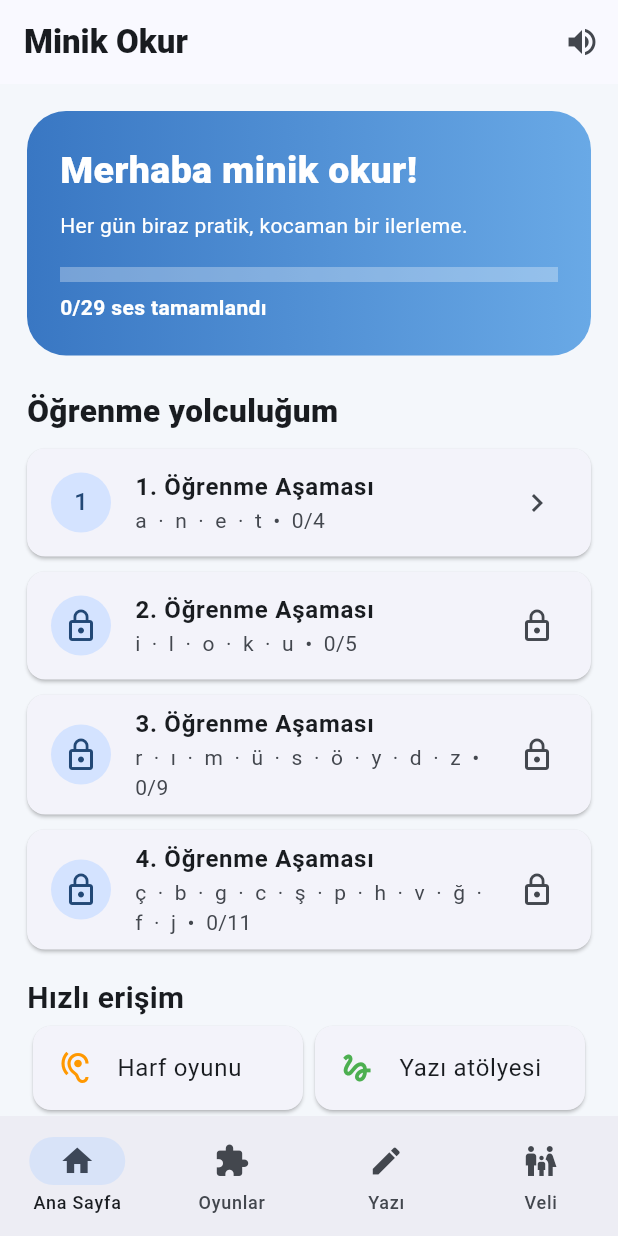
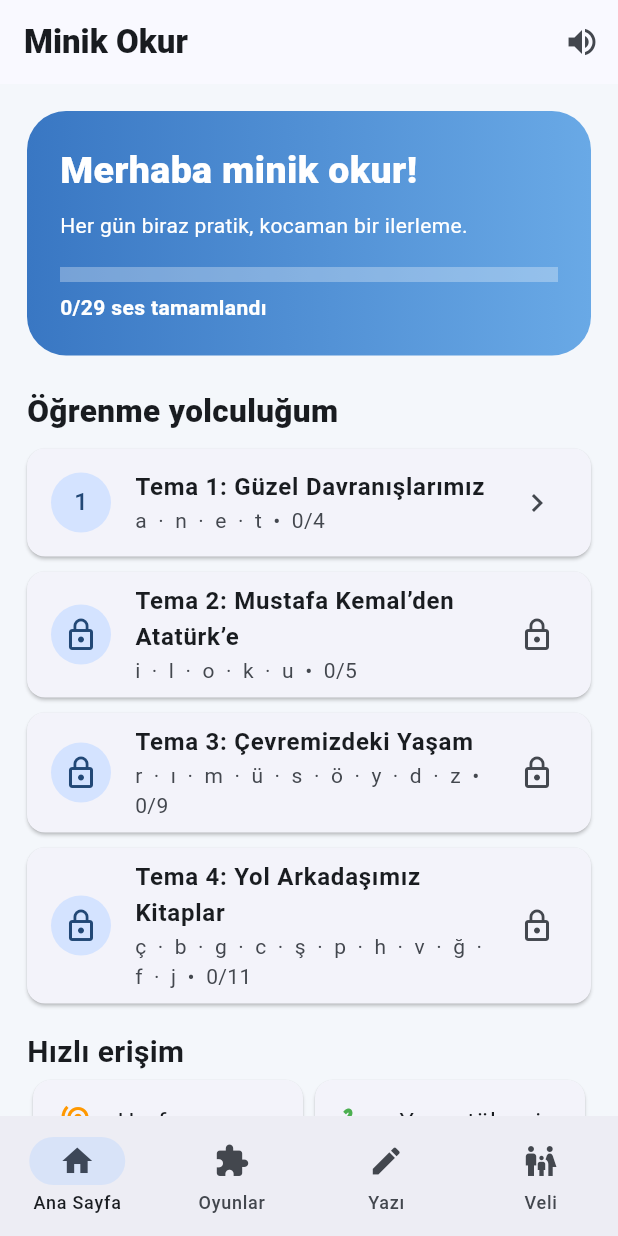
Before and after one commit to csprofesor/okumayazma, a Flutter app: the screen it shows after launch, on a phone screen of 412 x 824 dp. Run offline on Flutter 3.47's test engine with Material 3 defaults, Android fonts, the phone set to English and light mode, and no system bars; our stand-ins replace flutter_tts, shared_preferences.

Commit message:
Show official first-grade theme names in lesson navigation

```diff
--- a/lib/main.dart
+++ b/lib/main.dart
@@ -21,6 +21,12 @@ const groups = [
  ['i','l','o','k','u'],
  ['r','ı','m','ü','s','ö','y','d','z'],
  ['ç','b','g','c','ş','p','h','v','ğ','f','j'],
+];
+const themeNames = [
+ 'Güzel Davranışlarımız',
+ 'Mustafa Kemal’den Atatürk’e',
+ 'Çevremizdeki Yaşam',
+ 'Yol Arkadaşımız Kitaplar',
 ];
 const words = [
  ['an','ana','anne','at','et','ten','net','nane'],
@@ -83,7 +89,7 @@ class _HomeState extends State<Home> {
   ])),
   const SizedBox(height:22),const Text('Öğrenme yolculuğum',style:TextStyle(fontSize:21,fontWeight:FontWeight.w900)),
   ...List.generate(groups.length,(i){ final unlocked=i==0||groups.take(i).every((g)=>g.every(done.contains)); final count=groups[i].where(done.contains).length; return Card(margin:const EdgeInsets.only(top:10),child:ListTile(
-   leading:CircleAvatar(child:unlocked?Text('${i+1}'):const Icon(Icons.lock_outline)),title:Text('${i+1}. Öğrenme Aşaması',style:const TextStyle(fontWeight:FontWeight.bold)),
+   leading:CircleAvatar(child:unlocked?Text('${i+1}'):const Icon(Icons.lock_outline)),title:Text('Tema ${i+1}: ${themeNames[i]}',style:const TextStyle(fontWeight:FontWeight.bold)),
    subtitle:Text('${groups[i].join('  ·  ')}  •  $count/${groups[i].length}'),trailing:Icon(unlocked?Icons.chevron_right:Icons.lock_outline),
    onTap:unlocked?()=>Navigator.push(context,MaterialPageRoute(builder:(_)=>GroupScreen(index:i,onDone:load))):null,
   ));}),
@@ -101,7 +107,7 @@ class _GroupScreenState extends State<GroupScreen>{
  @override void initState(){super.initState();refresh();}
  Future<void> refresh()async{done=await readProgress();if(mounted)setState((){});}
  @override Widget build(BuildContext context)=>Scaffold(
-  appBar:AppBar(title:Text('${widget.index+1}. Öğrenme Aşaması')),
+  appBar:AppBar(title:Text('Tema ${widget.index+1}')),
   body:ListView(padding:const EdgeInsets.all(18),children:[
    const Text('Harfleri sırayla öğren. Harf adına dokunarak dinle; kelimeleri de sesli tekrar et.',style:TextStyle(fontSize:16)),
    const SizedBox(height:16),
```
